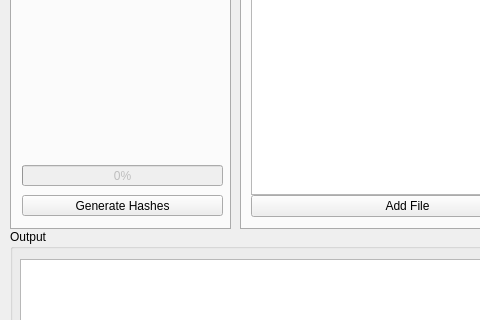
AlEscher/FileHasher, file GUI/FileHasherUI/filehasher.ui: the form before one commit; both pictures show x 0 to 480 and y 98 to 418 of the 898 by 578 pixel window.
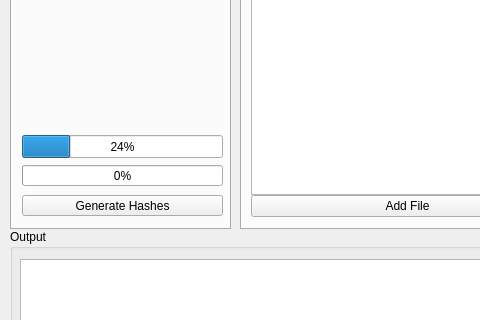
The form after the commit.

Commit message: Implemented Worker Thread - Worker thread now does the Hashing, this way the GUI doesn't freeze up on heavier workloads - Implemented one progressbar that shows overall progress, each completed file moves the progress bar along depending on how big the file was - Created AddFileToTable, this function will always be the one adding entries to the table, so that we can keep track of the totaled up size of the files we want to hash - The file table can be changed while the Worker thread is hashing, since we collect all parameters beforehand

The edit to the form file:
```diff
--- a/GUI/FileHasherUI/filehasher.ui
+++ b/GUI/FileHasherUI/filehasher.ui
@@ -211,7 +211,7 @@
      </widget>
      <widget class="QProgressBar" name="progressBar">
       <property name="enabled">
-       <bool>false</bool>
+       <bool>true</bool>
       </property>
       <property name="geometry">
        <rect>
@@ -237,6 +237,19 @@
        <bool>false</bool>
       </property>
      </widget>
+     <widget class="QProgressBar" name="curFileProgressBar">
+      <property name="geometry">
+       <rect>
+        <x>10</x>
+        <y>190</y>
+        <width>201</width>
+        <height>23</height>
+       </rect>
+      </property>
+      <property name="value">
+       <number>24</number>
+      </property>
+     </widget>
     </widget>
    </widget>
    <widget class="QGroupBox" name="groupBox">
```
Left out of the diff: 4 changed lines with no effect on the pictures. The commit also changes 10 other files.
